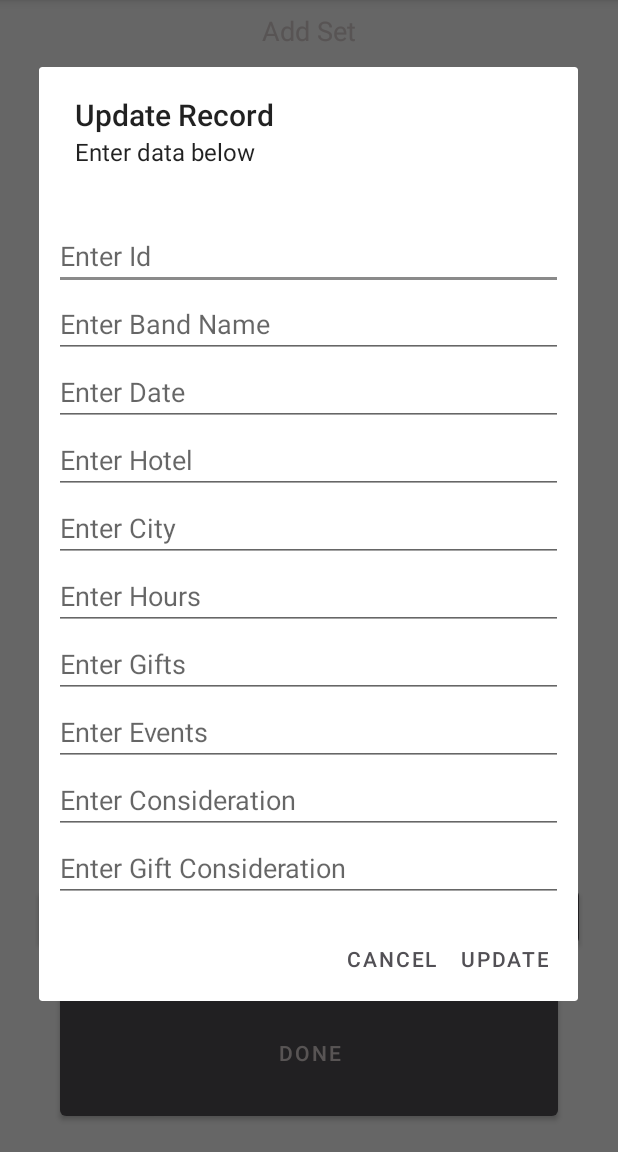
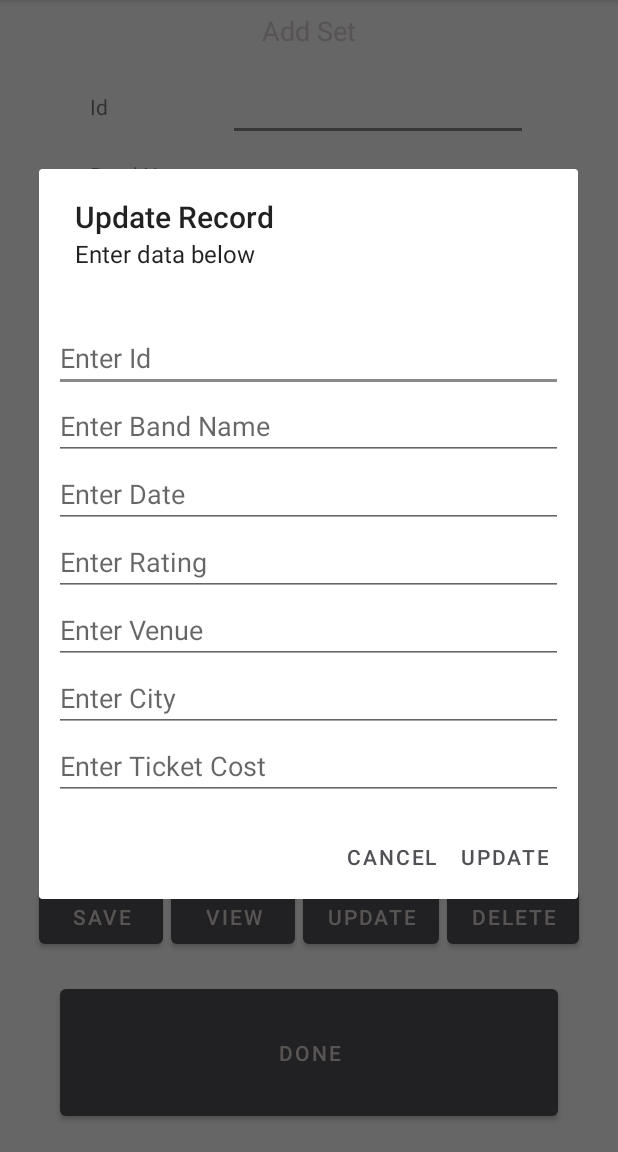
Before and after one commit to DrewsAwesomeCode/BandTrack, an Android app: the AddSetActivity screen opened directly, with no data from a screen before it, after a tap on "UPDATE", on a phone screen of 412 x 824 dp, the part 84-1236 px from its top. Run offline under Robolectric (Android 15) with nearby library versions, the phone set to English and light mode, and no system bars.

Commit message:
Updated Set model from previous project

```diff
--- a/app/src/main/res/layout/activity_add_set.xml
+++ b/app/src/main/res/layout/activity_add_set.xml
@@ -61,7 +61,7 @@
                     android:layout_width="wrap_content"
                     android:layout_height="wrap_content"
                     android:layout_column="1"
-                    android:text="Name" />
+                    android:text="Band Name" />
 
                 <EditText
                     android:id="@+id/s_name"
@@ -101,10 +101,10 @@
                     android:layout_width="wrap_content"
                     android:layout_height="wrap_content"
                     android:layout_column="1"
-                    android:text="Hours" />
+                    android:text="Rating" />
 
                 <EditText
-                    android:id="@+id/s_hours"
+                    android:id="@+id/s_rating"
                     android:layout_width="wrap_content"
                     android:layout_height="wrap_content"
                     android:layout_column="2"
@@ -121,10 +121,10 @@
                     android:layout_width="wrap_content"
                     android:layout_height="wrap_content"
                     android:layout_column="1"
-                    android:text="Hotel" />
+                    android:text="Venue" />
 
                 <EditText
-                    android:id="@+id/s_hotel"
+                    android:id="@+id/s_venue"
                     android:layout_width="wrap_content"
                     android:layout_height="wrap_content"
                     android:layout_column="2"
@@ -161,70 +161,10 @@
                     android:layout_width="wrap_content"
                     android:layout_height="wrap_content"
                     android:layout_column="1"
-                    android:text="Events" />
+                    android:text="Ticket Cost" />
 
                 <EditText
-                    android:id="@+id/s_events"
-                    android:layout_width="wrap_content"
-                    android:layout_height="wrap_content"
-                    android:layout_column="2"
-                    android:layout_marginStart="20sp"
-                    android:width="200dp" />
-            </TableRow>
-
-            <TableRow
-                android:layout_width="match_parent"
-                android:layout_height="match_parent"
-                android:gravity="center">
-
-                <TextView
-                    android:layout_width="wrap_content"
-                    android:layout_height="wrap_content"
-                    android:layout_column="1"
-                    android:text="Gifts" />
-
-                <EditText
-                    android:id="@+id/s_gifts"
-                    android:layout_width="wrap_content"
-                    android:layout_height="wrap_content"
-                    android:layout_column="2"
-                    android:layout_marginStart="20sp"
-                    android:width="200dp" />
-            </TableRow>
-
-            <TableRow
-                android:layout_width="match_parent"
-                android:layout_height="match_parent"
-                android:gravity="center">
-
-                <TextView
-                    android:layout_width="wrap_content"
-                    android:layout_height="wrap_content"
-                    android:layout_column="1"
-                    android:text="Consideration" />
-
-                <EditText
-                    android:id="@+id/s_consideration"
-                    android:layout_width="wrap_content"
-                    android:layout_height="wrap_content"
-                    android:layout_column="2"
-                    android:layout_marginStart="20sp"
-                    android:width="200dp" />
-            </TableRow>
-
-            <TableRow
-                android:layout_width="match_parent"
-                android:layout_height="match_parent"
-                android:gravity="center">
-
-                <TextView
-                    android:layout_width="wrap_content"
-                    android:layout_height="wrap_content"
-                    android:layout_column="1"
-                    android:text="Gift Consideration" />
-
-                <EditText
-                    android:id="@+id/s_giftConsideration"
+                    android:id="@+id/s_ticketcost"
                     android:layout_width="wrap_content"
                     android:layout_height="wrap_content"
                     android:layout_column="2"
--- a/app/src/main/res/layout/set_update_dialog.xml
+++ b/app/src/main/res/layout/set_update_dialog.xml
@@ -27,11 +27,18 @@
         android:hint="Enter Date"/>
 
     <EditText
-        android:id="@+id/updateHotel"
+        android:id="@+id/updateRating"
         android:layout_width="match_parent"
         android:layout_height="wrap_content"
         android:ems="10"
-        android:hint="Enter Hotel" />
+        android:hint="Enter Rating" />
+
+    <EditText
+        android:id="@+id/updateVenue"
+        android:layout_width="match_parent"
+        android:layout_height="wrap_content"
+        android:ems="10"
+        android:hint="Enter Venue"/>
 
     <EditText
         android:id="@+id/updateCity"
@@ -41,38 +48,10 @@
         android:hint="Enter City"/>
 
     <EditText
-        android:id="@+id/updateHours"
+        android:id="@+id/updateTicketCost"
         android:layout_width="match_parent"
         android:layout_height="wrap_content"
         android:ems="10"
-        android:hint="Enter Hours"/>
-
-    <EditText
-        android:id="@+id/updateGifts"
-        android:layout_width="match_parent"
-        android:layout_height="wrap_content"
-        android:ems="10"
-        android:hint="Enter Gifts"/>
-
-    <EditText
-        android:id="@+id/updateEvents"
-        android:layout_width="match_parent"
-        android:layout_height="wrap_content"
-        android:ems="10"
-        android:hint="Enter Events" />
-
-    <EditText
-        android:id="@+id/updateConsideration"
-        android:layout_width="match_parent"
-        android:layout_height="wrap_content"
-        android:ems="10"
-        android:hint="Enter Consideration"/>
-
-    <EditText
-        android:id="@+id/updateGiftConsideration"
-        android:layout_width="match_parent"
-        android:layout_height="wrap_content"
-        android:ems="10"
-        android:hint="Enter Gift Consideration"/>
+        android:hint="Enter Ticket Cost"/>
 
 </LinearLayout>
```
Also changed, not shown: app/src/main/java/com/example/paramour/AddSetActivity.kt (+33 -59 lines), app/src/main/java/com/example/paramour/adapters/SetListAdapter.kt (+16 -24 lines), app/src/main/java/com/example/paramour/data/Databasehandler.kt (+30 -50 lines), app/src/main/java/com/example/paramour/data/Meeting.kt (deleted, +0 -14 lines), app/src/main/java/com/example/paramour/data/Set.kt (added, +11 -0 lines), app/src/main/res/layout/set_list.xml (+11 -31 lines).
